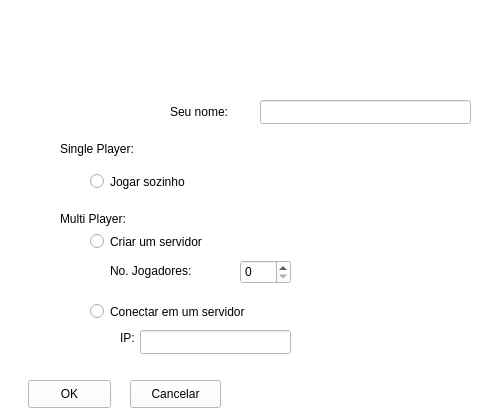
The window that cliente/tela_login.ui (lucius/dpcl-tetrix) describes before a commit, drawn with Qt 5.
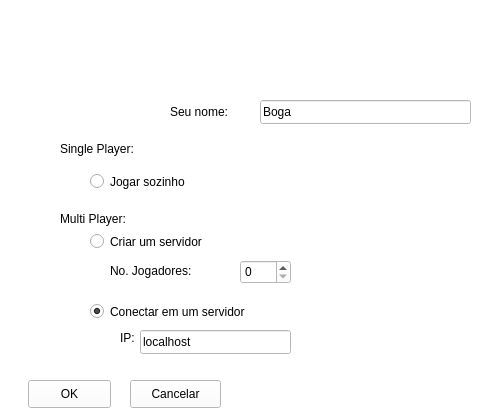
The same window after the commit. Icons and pictures are not drawn.

Patch:
```diff
--- a/cliente/tela_login.ui
+++ b/cliente/tela_login.ui
@@ -57,7 +57,7 @@
      <x>80</x>
      <y>0</y>
      <width>361</width>
-     <height>71</height>
+     <height>61</height>
     </rect>
    </property>
    <property name="styleSheet">
@@ -111,6 +111,9 @@
      <verstretch>0</verstretch>
     </sizepolicy>
    </property>
+   <property name="text">
+    <string>Boga</string>
+   </property>
   </widget>
   <widget class="QRadioButton" name="radio_cliente">
    <property name="geometry">
@@ -124,6 +127,9 @@
    <property name="text">
     <string>Conectar em um servidor</string>
    </property>
+   <property name="checked">
+    <bool>true</bool>
+   </property>
   </widget>
   <widget class="QRadioButton" name="radio_single">
    <property name="geometry">
@@ -228,6 +234,9 @@
       <height>24</height>
      </rect>
     </property>
+    <property name="text">
+     <string>localhost</string>
+    </property>
    </widget>
   </widget>
  </widget>
```
Left out of the diff: 2 changed lines with no effect on the pictures.
